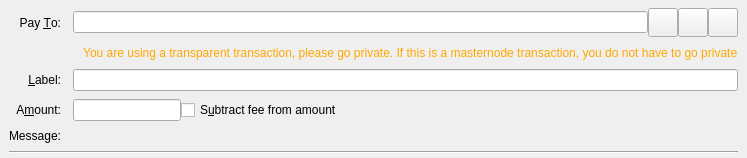
First picture: the form in src/qt/forms/sendcoinsentry.ui, repository firoorg/firo, before the edit.
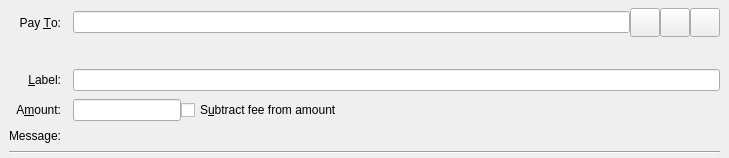
Second picture: the form after the edit. Icons and pictures are not drawn. Custom widgets are drawn as their Qt base class.

```diff
--- a/src/qt/forms/sendcoinsentry.ui
+++ b/src/qt/forms/sendcoinsentry.ui
@@ -162,7 +162,7 @@
       <item>
         <widget class="QLabel" name="textWarning">
           <property name="text">
-          <string> You are using a transparent transaction, please go private. If this is a masternode transaction, you do not have to go private</string>
+          <string></string>
           </property>
           <property name="styleSheet">
             <string>color: #FFA800; margin-left:-10px;</string>
```
